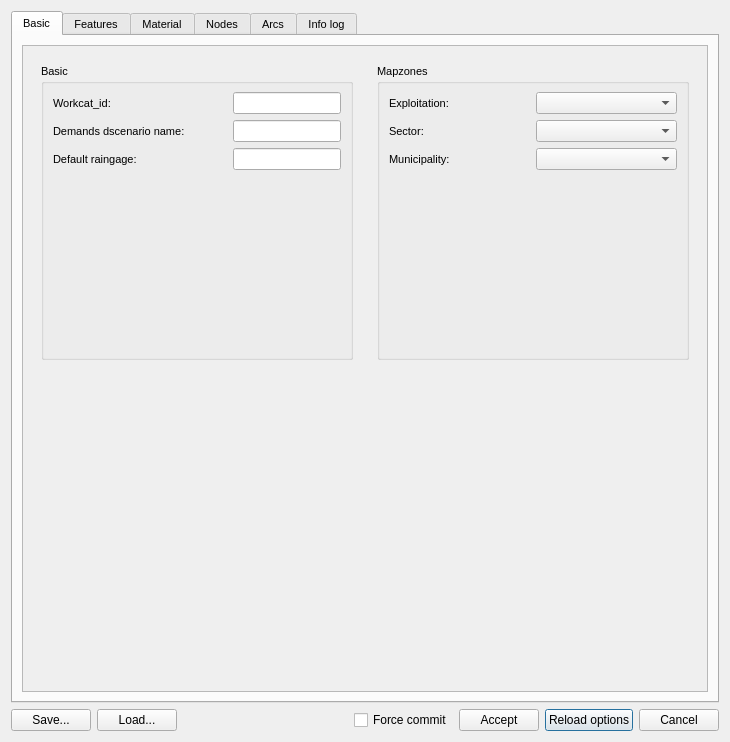
Giswater/giswater_qgis_plugin, file core/ui/toolbars/epa/inp_config_import.ui: the form before one commit.
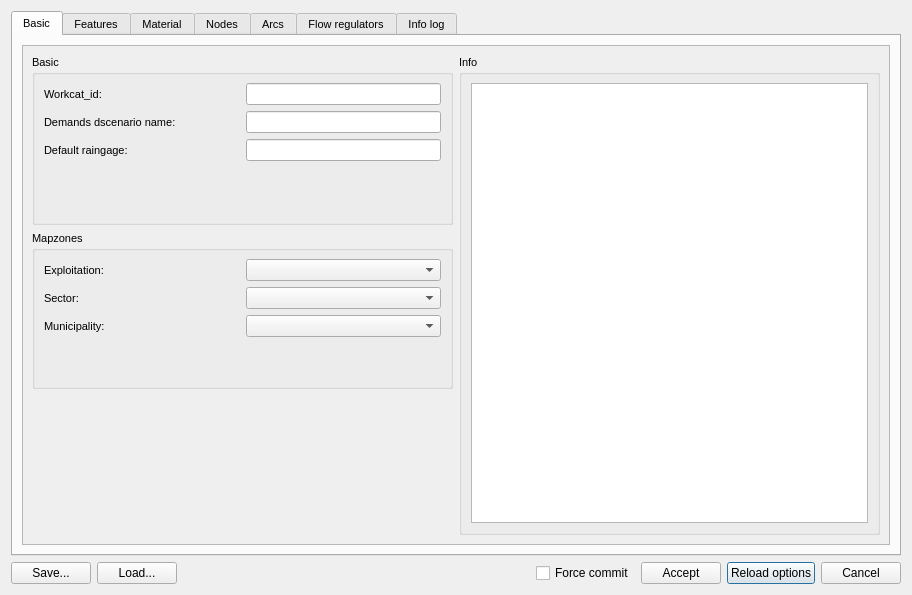
The form after the commit.

Commit message: feat(import_inp): show information text on tab basic

The edit to the form file:
```diff
--- a/core/ui/toolbars/epa/inp_config_import.ui
+++ b/core/ui/toolbars/epa/inp_config_import.ui
@@ -6,8 +6,8 @@
    <rect>
     <x>0</x>
     <y>0</y>
-    <width>730</width>
-    <height>742</height>
+    <width>912</width>
+    <height>595</height>
    </rect>
   </property>
   <property name="minimumSize">
@@ -136,93 +136,11 @@
              <rect>
               <x>0</x>
               <y>0</y>
-              <width>684</width>
-              <height>645</height>
+              <width>866</width>
+              <height>498</height>
              </rect>
             </property>
             <layout class="QGridLayout" name="gridLayout_2">
-             <item row="0" column="1">
-              <widget class="QFrame" name="frame">
-               <property name="frameShape">
-                <enum>QFrame::NoFrame</enum>
-               </property>
-               <property name="frameShadow">
-                <enum>QFrame::Raised</enum>
-               </property>
-               <layout class="QGridLayout" name="gridLayout_22">
-                <item row="0" column="0">
-                 <widget class="QGroupBox" name="grb_mapzones">
-                  <property name="sizePolicy">
-                   <sizepolicy hsizetype="Preferred" vsizetype="Preferred">
-                    <horstretch>0</horstretch>
-                    <verstretch>0</verstretch>
-                   </sizepolicy>
-                  </property>
-                  <property name="title">
-                   <string>Mapzones</string>
-                  </property>
-                  <layout class="QGridLayout" name="gridLayout_11">
-                   <item row="1" column="0">
-                    <widget class="QLabel" name="label_4">
-                     <property name="text">
-                      <string>Sector:</string>
-                     </property>
-                    </widget>
-                   </item>
-                   <item row="4" column="0">
-                    <spacer name="verticalSpacer_19">
-                     <property name="orientation">
-                      <enum>Qt::Vertical</enum>
-                     </property>
-                     <property name="sizeHint" stdset="0">
-                      <size>
-                       <width>20</width>
-                       <height>40</height>
-                      </size>
-                     </property>
-                    </spacer>
-                   </item>
-                   <item row="1" column="1">
-                    <widget class="QComboBox" name="cmb_sector"/>
-                   </item>
-                   <item row="0" column="1">
-                    <widget class="QComboBox" name="cmb_expl"/>
-                   </item>
-                   <item row="0" column="0">
-                    <widget class="QLabel" name="label_2">
-                     <property name="text">
-                      <string>Exploitation:</string>
-                     </property>
-                    </widget>
-                   </item>
-                   <item row="3" column="0">
-                    <layout class="QGridLayout" name="lyt_mapzones"/>
-                   </item>
-                   <item row="2" column="0">
-                    <widget class="QLabel" name="label_3">
-                     <property name="text">
-                      <string>Municipality:</string>
-                     </property>
-                    </widget>
-                   </item>
-                   <item row="2" column="1">
-                    <widget class="QComboBox" name="cmb_muni"/>
-                   </item>
-                  </layout>
-                 </widget>
-                </item>
-               </layout>
-              </widget>
-             </item>
-             <item row="0" column="0">
-              <widget class="QFrame" name="frame_2">
-               <property name="frameShape">
-                <enum>QFrame::NoFrame</enum>
-               </property>
-               <property name="frameShadow">
-                <enum>QFrame::Raised</enum>
-               </property>
-               <layout class="QGridLayout" name="gridLayout_16">
                 <item row="0" column="0">
                  <widget class="QGroupBox" name="grb_basic">
                   <property name="title">
@@ -255,7 +173,7 @@
                    <item row="1" column="1">
                     <widget class="QLineEdit" name="txt_workcat">
                      <property name="sizePolicy">
-                      <sizepolicy hsizetype="Fixed" vsizetype="Fixed">
+                   <sizepolicy hsizetype="Preferred" vsizetype="Fixed">
                        <horstretch>0</horstretch>
                        <verstretch>0</verstretch>
                       </sizepolicy>
@@ -272,7 +190,7 @@
                    <item row="2" column="1">
                     <widget class="QLineEdit" name="txt_dscenario">
                      <property name="sizePolicy">
-                      <sizepolicy hsizetype="Fixed" vsizetype="Fixed">
+                   <sizepolicy hsizetype="Preferred" vsizetype="Fixed">
                        <horstretch>0</horstretch>
                        <verstretch>0</verstretch>
                       </sizepolicy>
@@ -289,7 +207,7 @@
                    <item row="3" column="1">
                     <widget class="QLineEdit" name="txt_raingage">
                      <property name="sizePolicy">
-                      <sizepolicy hsizetype="Fixed" vsizetype="Fixed">
+                   <sizepolicy hsizetype="Preferred" vsizetype="Fixed">
                        <horstretch>0</horstretch>
                        <verstretch>0</verstretch>
                       </sizepolicy>
@@ -299,10 +217,68 @@
                   </layout>
                  </widget>
                 </item>
+             <item row="1" column="0">
+              <widget class="QGroupBox" name="grb_mapzones">
+               <property name="sizePolicy">
+                <sizepolicy hsizetype="Preferred" vsizetype="Preferred">
+                 <horstretch>0</horstretch>
+                 <verstretch>0</verstretch>
+                </sizepolicy>
+               </property>
+               <property name="title">
+                <string>Mapzones</string>
+               </property>
+               <layout class="QGridLayout" name="gridLayout_11">
+                <item row="1" column="0">
+                 <widget class="QLabel" name="label_4">
+                  <property name="text">
+                   <string>Sector:</string>
+                  </property>
+                 </widget>
+                </item>
+                <item row="4" column="0">
+                 <spacer name="verticalSpacer_19">
+                  <property name="orientation">
+                   <enum>Qt::Vertical</enum>
+                  </property>
+                  <property name="sizeHint" stdset="0">
+                   <size>
+                    <width>20</width>
+                    <height>40</height>
+                   </size>
+                  </property>
+                 </spacer>
+                </item>
+                <item row="1" column="1">
+                 <widget class="QComboBox" name="cmb_sector"/>
+                </item>
+                <item row="0" column="1">
+                 <widget class="QComboBox" name="cmb_expl"/>
+                </item>
+                <item row="0" column="0">
+                 <widget class="QLabel" name="label_2">
+                  <property name="text">
+                   <string>Exploitation:</string>
+                  </property>
+                 </widget>
+                </item>
+                <item row="3" column="0">
+                 <layout class="QGridLayout" name="lyt_mapzones"/>
+                </item>
+                <item row="2" column="0">
+                 <widget class="QLabel" name="label_3">
+                  <property name="text">
+                   <string>Municipality:</string>
+                  </property>
+                 </widget>
+                </item>
+                <item row="2" column="1">
+                 <widget class="QComboBox" name="cmb_muni"/>
+                </item>
                </layout>
               </widget>
              </item>
-             <item row="1" column="0" colspan="2">
+             <item row="3" column="0">
               <spacer name="verticalSpacer">
                <property name="orientation">
                 <enum>Qt::Vertical</enum>
@@ -315,6 +291,43 @@
                </property>
               </spacer>
              </item>
+             <item row="0" column="1" rowspan="4">
+              <widget class="QGroupBox" name="grb_info">
+               <property name="maximumSize">
+                <size>
+                 <width>16777215</width>
+                 <height>16777215</height>
+                </size>
+               </property>
+               <property name="title">
+                <string>Info</string>
+               </property>
+               <layout class="QGridLayout" name="gridLayout_9">
+                <item row="0" column="0">
+                 <widget class="QTextEdit" name="txt_info">
+                  <property name="sizePolicy">
+                   <sizepolicy hsizetype="Preferred" vsizetype="Expanding">
+                    <horstretch>0</horstretch>
+                    <verstretch>0</verstretch>
+                   </sizepolicy>
+                  </property>
+                  <property name="maximumSize">
+                   <size>
+                    <width>16777215</width>
+                    <height>16777215</height>
+                   </size>
+                  </property>
+                  <property name="readOnly">
+                   <bool>true</bool>
+                  </property>
+                  <property name="textInteractionFlags">
+                   <set>Qt::LinksAccessibleByKeyboard|Qt::LinksAccessibleByMouse|Qt::TextBrowserInteraction|Qt::TextSelectableByKeyboard|Qt::TextSelectableByMouse</set>
+                  </property>
+                 </widget>
+                </item>
+               </layout>
+              </widget>
+             </item>
             </layout>
            </widget>
           </widget>
@@ -489,6 +502,48 @@
          </item>
         </layout>
        </widget>
+       <widget class="QWidget" name="tab_flwreg">
+        <attribute name="title">
+         <string>Flow regulators</string>
+        </attribute>
+        <layout class="QGridLayout" name="gridLayout_10">
+         <item row="0" column="0">
+          <widget class="QLabel" name="lbl_flwreg">
+           <property name="text">
+            <string>Select the appropriate catalog id for each flow regulator from the options below. If you choose &quot;Create new&quot;, enter the new name in the &quot;New catalog name&quot; column.</string>
+           </property>
+           <property name="wordWrap">
+            <bool>true</bool>
+           </property>
+          </widget>
+         </item>
+         <item row="1" column="0">
+          <widget class="QTableWidget" name="tbl_flwreg">
+           <attribute name="horizontalHeaderDefaultSectionSize">
+            <number>150</number>
+           </attribute>
+           <attribute name="horizontalHeaderStretchLastSection">
+            <bool>true</bool>
+           </attribute>
+           <column>
+            <property name="text">
+             <string>EPA type</string>
+            </property>
+           </column>
+           <column>
+            <property name="text">
+             <string>Flwreg catalog</string>
+            </property>
+           </column>
+           <column>
+            <property name="text">
+             <string>New catalog name</string>
+            </property>
+           </column>
+          </widget>
+         </item>
+        </layout>
+       </widget>
        <widget class="QWidget" name="tab_infolog">
         <attribute name="title">
          <string>Info log</string>
```
Lines whose indentation alone changed are shown as unchanged. The commit also changes 3 other files.
